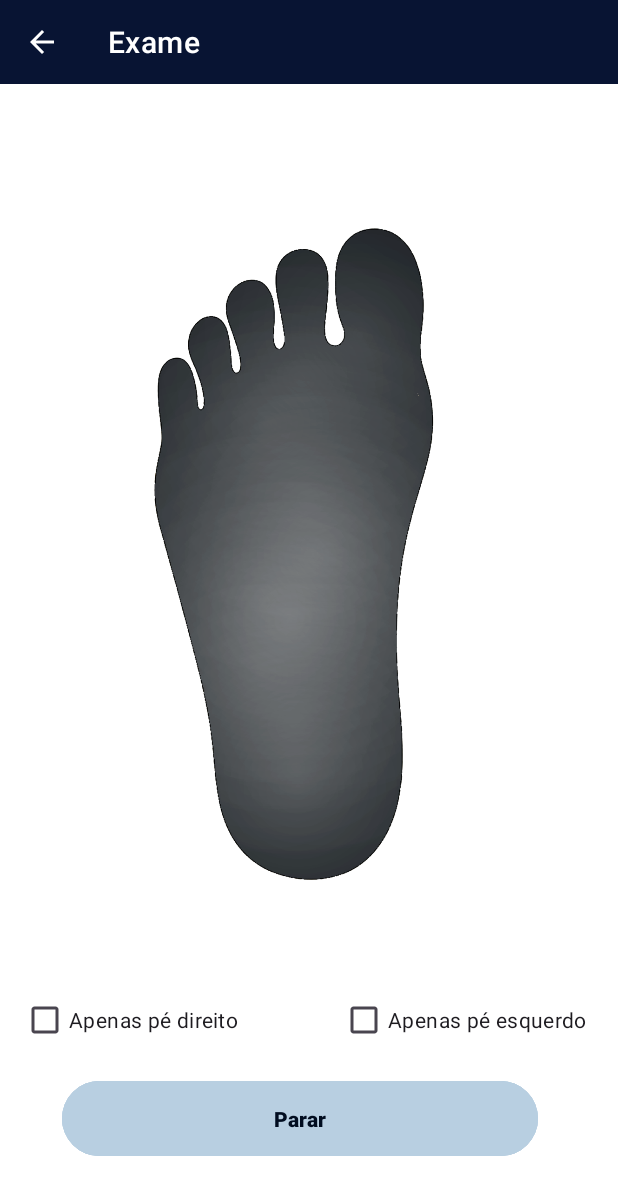
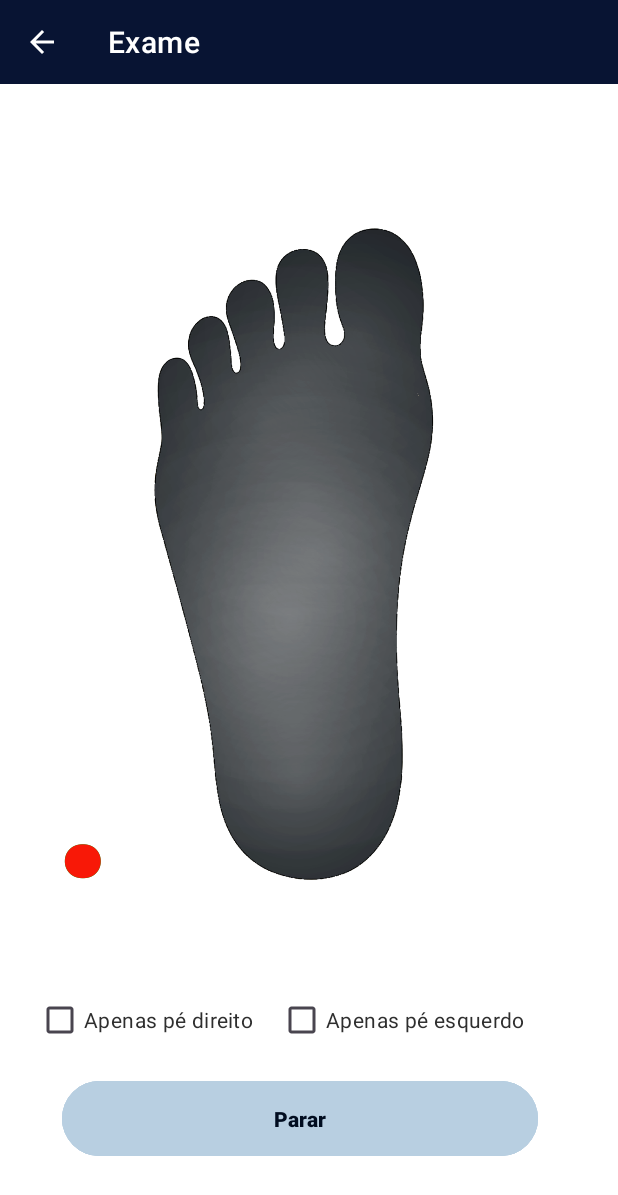
Before and after one commit to TheDarkTD/MOVE_APP, an Android app: the HomeActivity screen opened directly, with no data from a screen before it, on a phone screen of 412 x 824 dp. Shown: the top 1195 px of the screen. Run offline under Robolectric (Android 15) with nearby library versions, the phone set to English and light mode, and no system bars; our stand-ins replace Firebase (no records; nobody signed in at launch, a user with empty details on screens opened directly); 6 statements that could not run were skipped.

Commit message:
14/10/2025

```diff
--- a/app/src/main/java/com/example/myapplication2/Home/HomeActivity.java
+++ b/app/src/main/java/com/example/myapplication2/Home/HomeActivity.java
@@ -1,6 +1,7 @@
 package com.example.myapplication2.Home;
 
 import android.Manifest;
+import android.annotation.SuppressLint;
 import android.content.Intent;
 import android.content.SharedPreferences;
 import android.os.Bundle;
@@ -12,6 +13,7 @@ import android.widget.Button;
 import android.widget.CheckBox;
 import android.widget.FrameLayout;
 import android.widget.ImageView;
+import android.widget.TextView;
 
 import androidx.annotation.RequiresPermission;
 import androidx.appcompat.app.AppCompatActivity;
@@ -40,7 +42,7 @@ public class HomeActivity extends AppCompatActivity {
     private static final String TAG = HomeActivity.class.getSimpleName();
 
     // ====== Extras do exame ======
-    public static final String EXTRA_CPF  = "extra_cpf";
+    public static final String EXTRA_CPF = "extra_cpf";
     public static final String EXTRA_MODE = "extra_mode"; // "movimento" | "estatico"
 
     private String cpf;
@@ -48,7 +50,7 @@ public class HomeActivity extends AppCompatActivity {
     private String sessionId;
     private boolean running = false;
     private final Handler autoStopHandler = new Handler(Looper.getMainLooper());
-
+    private final Handler autoStartHandler = new Handler(Looper.getMainLooper());
     // ====== Preferências / seleção de pés ======
     private SharedPreferences sharedPreferences;
     private String followInRight, followInLeft;
@@ -73,7 +75,7 @@ public class HomeActivity extends AppCompatActivity {
     // ====== Regiões dos heatmaps ======
     private final List<HeatMapViewL.SensorRegionL> sensoresL = new ArrayList<>();
     private final List<HeatMapViewR.SensorRegionR> sensoresR = new ArrayList<>();
-
+    private TextView sttconectR1, sttconectR2, sttconectL1, sttconectL2;
     // ====== Conectores BLE ======
     private ConectInsole conectar;   // direito
     private ConectInsole2 conectar2; // esquerdo
@@ -96,7 +98,7 @@ public class HomeActivity extends AppCompatActivity {
         });
 
         // Recebe CPF e MODO do exame
-        cpf  = getIntent().getStringExtra(EXTRA_CPF);
+        cpf = getIntent().getStringExtra(EXTRA_CPF);
         mode = getIntent().getStringExtra(EXTRA_MODE);
         if (cpf == null || mode == null) {
             // fallback seguro
@@ -109,7 +111,7 @@ public class HomeActivity extends AppCompatActivity {
         // Preferência de quais pés acompanhar
         sharedPreferences = getSharedPreferences("My_Appinsolesamount", MODE_PRIVATE);
         followInRight = sharedPreferences.getString("Sright", "default");
-        followInLeft  = sharedPreferences.getString("Sleft", "default");
+        followInLeft = sharedPreferences.getString("Sleft", "default");
 
         // Views
         heatmapViewL = findViewById(R.id.heatmapViewL);
@@ -118,10 +120,14 @@ public class HomeActivity extends AppCompatActivity {
         maskR = findViewById(R.id.imageView8);
         frameL = findViewById(R.id.frameL);
         frameR = findViewById(R.id.frameR);
-        onlyL=findViewById(R.id.onlyL);
-        onlyR=findViewById(R.id.onlyR);
-
-        PARAR   = findViewById(R.id.buttonParar);
+        onlyL = findViewById(R.id.onlyL);
+        onlyR = findViewById(R.id.onlyR);
+        //textview indica status de conexão
+        sttconectL1 = findViewById(R.id.conectL);
+        sttconectL2 = findViewById(R.id.desconectL);
+        sttconectR1 = findViewById(R.id.conectR);
+        sttconectR2 = findViewById(R.id.desconectR);
+        PARAR = findViewById(R.id.buttonParar);
         INICIAR = findViewById(R.id.buttonIniciar);
     }
 
@@ -131,14 +137,17 @@ public class HomeActivity extends AppCompatActivity {
         super.onStart();
         Log.d(TAG, "onStart: entered");
         PARAR.setVisibility(View.GONE);
+        conectar = new ConectInsole(this);
+        conectar2 = new ConectInsole2(this);
+        autoStartHandler.postDelayed(() -> {
 
+        }, 500);
         // Inicia serviços existentes
         startService(new Intent(this, AppForegroundService.class));
         startService(new Intent(this, DataCaptureService.class));
 
         // Instancia conectores (não envia 3A aqui — só ao clicar em Iniciar)
-        conectar  = new ConectInsole(this);
-        conectar2 = new ConectInsole2(this);
+
 
         onlyL.setOnCheckedChangeListener((buttonView, isChecked) -> {
             if (isChecked) {
@@ -226,13 +235,15 @@ public class HomeActivity extends AppCompatActivity {
                         conectar.flushToCloudNow();
                         conectar.enableBuffering(false);
                         conectar.createAndSendConfigData((byte) 0x3B, (byte) 1, S1_1, S2_1, S3_1, S4_1, S5_1, S6_1, S7_1, S8_1, S9_1);
-                    } catch (Exception ignore) {}
+                    } catch (Exception ignore) {
+                    }
 
                     try {
                         conectar2.flushToCloudNow();
                         conectar2.enableBuffering(false);
                         conectar2.createAndSendConfigData((byte) 0x3B, (byte) 1, S1_2, S2_2, S3_2, S4_2, S5_2, S6_2, S7_2, S8_2, S9_2);
-                    } catch (Exception ignore) {}
+                    } catch (Exception ignore) {
+                    }
                 }, 10_000);
             }
         });
@@ -244,13 +255,15 @@ public class HomeActivity extends AppCompatActivity {
                 conectar.flushToCloudNow();
                 conectar.enableBuffering(false);
                 conectar.createAndSendConfigData((byte) 0x3B, (byte) 0, S1_1, S2_1, S3_1, S4_1, S5_1, S6_1, S7_1, S8_1, S9_1);
-            } catch (Exception ignore) {}
+            } catch (Exception ignore) {
+            }
 
             try {
                 conectar2.flushToCloudNow();
                 conectar2.enableBuffering(false);
                 conectar2.createAndSendConfigData((byte) 0x3B, (byte) 0, S1_2, S2_2, S3_2, S4_2, S5_2, S6_2, S7_2, S8_2, S9_2);
-            } catch (Exception ignore) {}
+            } catch (Exception ignore) {
+            }
         });
     }
 
@@ -312,7 +325,7 @@ public class HomeActivity extends AppCompatActivity {
         }
 
         Log.d(TAG, "loadColorsL: called");
-        SharedPreferences prefs = getSharedPreferences("My_Appinsolereadings2", MODE_PRIVATE);
+        SharedPreferences prefs = getSharedPreferences("My_Appinsolereadings", MODE_PRIVATE);
         short[][] sensorReadings = loadSensorReadings2(prefs);
         Log.d(TAG, "loadColorsL: sensorReadings=" + Arrays.deepToString(sensorReadings));
 
@@ -351,7 +364,7 @@ public class HomeActivity extends AppCompatActivity {
     // ====== Leitura das prefs (direito) ======
     private short[][] loadSensorReadings(SharedPreferences prefs) {
         Log.d(TAG, "loadSensorReadings: called");
-        String[] keys = {"S1_1","S2_1","S3_1","S4_1","S5_1","S6_1","S7_1","S8_1","S9_1"};
+        String[] keys = {"S1_1", "S2_1", "S3_1", "S4_1", "S5_1", "S6_1", "S7_1", "S8_1", "S9_1"};
         short[][] readings = new short[9][];
         for (int i = 0; i < 9; i++) {
             String data = prefs.getString(keys[i], "[]");
@@ -364,7 +377,7 @@ public class HomeActivity extends AppCompatActivity {
     // ====== Leitura das prefs (esquerdo) ======
     private short[][] loadSensorReadings2(SharedPreferences prefs) {
         Log.d(TAG, "loadSensorReadings2: called");
-        String[] keys = {"S1_2","S2_2","S3_2","S4_2","S5_2","S6_2","S7_2","S8_2","S9_2"};
+        String[] keys = {"S1_2", "S2_2", "S3_2", "S4_2", "S5_2", "S6_2", "S7_2", "S8_2", "S9_2"};
         short[][] readings = new short[9][];
         for (int i = 0; i < 9; i++) {
             String data = prefs.getString(keys[i], "[]");
@@ -391,7 +404,9 @@ public class HomeActivity extends AppCompatActivity {
         return result;
     }
 
-    public interface Listener { void onNewReading(); } // simples
+    public interface Listener {
+        void onNewReading();
+    } // simples
 
     // ====== NOVO: limpeza total de BLE e serviços ao sair da Home ======
     @RequiresPermission(Manifest.permission.BLUETOOTH_CONNECT)
@@ -399,32 +414,50 @@ public class HomeActivity extends AppCompatActivity {
         Log.i(TAG, "cleanupBleAndServices(): iniciando teardown BLE/handlers/serviços");
 
         // Cancela auto-stop pendente do modo estático
-        try { autoStopHandler.removeCallbacksAndMessages(null); } catch (Exception ignore) {}
+        try {
+            autoStopHandler.removeCallbacksAndMessages(null);
+        } catch (Exception ignore) {
+        }
 
         // Opcional: envie STOP (0x3B) rapidamente antes de desmontar (best-effort)
-        try { if (conectar != null)
-            conectar.createAndSendConfigData((byte) 0x3B, (byte) 0, S1_1, S2_1, S3_1, S4_1, S5_1, S6_1, S7_1, S8_1, S9_1);
-        } catch (Exception ignore) {}
-        try { if (conectar2 != null)
-            conectar2.createAndSendConfigData((byte) 0x3B, (byte) 0, S1_2, S2_2, S3_2, S4_2, S5_2, S6_2, S7_2, S8_2, S9_2);
-        } catch (Exception ignore) {}
+        try {
+            if (conectar != null)
+                conectar.createAndSendConfigData((byte) 0x3B, (byte) 0, S1_1, S2_1, S3_1, S4_1, S5_1, S6_1, S7_1, S8_1, S9_1);
+        } catch (Exception ignore) {
+        }
+        try {
+            if (conectar2 != null)
+                conectar2.createAndSendConfigData((byte) 0x3B, (byte) 0, S1_2, S2_2, S3_2, S4_2, S5_2, S6_2, S7_2, S8_2, S9_2);
+        } catch (Exception ignore) {
+        }
 
         // Desmonta BLE (usa o shutdown() que você adicionou nas classes)
-        try { if (conectar != null)  conectar.shutdown(); } catch (Exception ignore) {}
-        try { if (conectar2 != null) conectar2.shutdown(); } catch (Exception ignore) {}
-        conectar  = null;
+        try {
+            if (conectar != null) conectar.shutdown();
+        } catch (Exception ignore) {
+        }
+        try {
+            if (conectar2 != null) conectar2.shutdown();
+        } catch (Exception ignore) {
+        }
+        conectar = null;
         conectar2 = null;
 
         // Para serviços relacionados à captura (se a Home é quem comanda)
-        try { stopService(new Intent(this, DataCaptureService.class)); } catch (Exception ignore) {}
+        try {
+            stopService(new Intent(this, DataCaptureService.class));
+        } catch (Exception ignore) {
+        }
         // Se o AppForegroundService for específico da Home, pode parar também:
         // try { stopService(new Intent(this, AppForegroundService.class)); } catch (Exception ignore) {}
 
         // Zera referências de UI (ajuda GC; opcional)
         heatmapViewL = null;
         heatmapViewR = null;
-        frameL = null; frameR = null;
-        maskL = null; maskR = null;
+        frameL = null;
+        frameR = null;
+        maskL = null;
+        maskR = null;
 
         // Zera caches locais (opcional)
         lastLeituraL = null;
@@ -434,13 +467,15 @@ public class HomeActivity extends AppCompatActivity {
     }
 
     @RequiresPermission(Manifest.permission.BLUETOOTH_CONNECT)
-    @Override protected void onStop() {
+    @Override
+    protected void onStop() {
         super.onStop();
         cleanupBleAndServices();
     }
 
     @RequiresPermission(Manifest.permission.BLUETOOTH_CONNECT)
-    @Override protected void onDestroy() {
+    @Override
+    protected void onDestroy() {
         super.onDestroy();
         cleanupBleAndServices();
     }
--- a/app/src/main/res/layout/activity_home.xml
+++ b/app/src/main/res/layout/activity_home.xml
@@ -59,12 +59,7 @@
         android:layout_height="match_parent"
         android:orientation="vertical"
         app:layout_constraintGuide_percent="0.45"/>
-    <androidx.constraintlayout.widget.Guideline
-        android:id="@+id/guideline55"
-        android:layout_width="match_parent"
-        android:layout_height="match_parent"
-        android:orientation="vertical"
-        app:layout_constraintGuide_percent="0.55"/>
+
 
     <androidx.constraintlayout.widget.Guideline
         android:id="@+id/guideline90h"
@@ -137,6 +132,37 @@
                     android:layout_height="match_parent"
                     android:scaleType="fitXY"
                     android:src="@drawable/maskleft" />
+
+                <TextView
+                    android:id="@+id/conectL"
+                    android:layout_width="wrap_content"
+                    android:layout_height="wrap_content"
+                    android:text="."
+                    android:textColor="#08A20E"
+                    android:textStyle="bold"
+                    android:textSize="150dp"
+                    android:layout_marginStart="30dp"
+                    android:layout_marginTop="280dp"
+                    app:layout_constraintTop_toBottomOf="parent"
+                    app:layout_constraintBottom_toTopOf="parent"
+                    app:layout_constraintStart_toStartOf="parent"
+                    app:layout_constraintEnd_toEndOf="parent"/>
+                <TextView
+                    android:id="@+id/desconectL"
+                    android:layout_width="wrap_content"
+                    android:layout_height="wrap_content"
+                    android:text="."
+                    android:textSize="150dp"
+                    android:textColor="#F81807"
+                    android:textStyle="bold"
+                    android:layout_marginStart="30dp"
+                    android:layout_marginTop="280dp"
+                    app:layout_constraintTop_toBottomOf="parent"
+                    app:layout_constraintBottom_toTopOf="parent"
+                    app:layout_constraintStart_toStartOf="parent"
+                    app:layout_constraintEnd_toEndOf="parent"/>
+                />
+
             </FrameLayout>
 
             <!-- PÉ DIREITO -->
@@ -156,6 +182,35 @@
                     android:layout_height="match_parent"
                     android:scaleType="fitXY"
                     android:src="@drawable/maskright" />
+
+                <TextView
+                    android:id="@+id/conectR"
+                    android:layout_width="wrap_content"
+                    android:layout_height="wrap_content"
+                    android:text="."
+                    android:textColor="#08A20E"
+                    android:textStyle="bold"
+                    android:textSize="150dp"
+                    android:layout_marginStart="260dp"
+                    android:layout_marginTop="280dp"
+                    app:layout_constraintTop_toBottomOf="parent"
+                    app:layout_constraintBottom_toTopOf="parent"
+                    app:layout_constraintStart_toStartOf="parent"
+                    app:layout_constraintEnd_toEndOf="parent"/>
+                <TextView
+                    android:id="@+id/desconectR"
+                    android:layout_width="wrap_content"
+                    android:layout_height="wrap_content"
+                    android:text="."
+                    android:textColor="#F81807"
+                    android:textStyle="bold"
+                    android:textSize="150dp"
+                    android:layout_marginStart="260dp"
+                    android:layout_marginTop="280dp"
+                    app:layout_constraintTop_toBottomOf="parent"
+                    app:layout_constraintBottom_toTopOf="parent"
+                    app:layout_constraintStart_toStartOf="parent"
+                    app:layout_constraintEnd_toEndOf="parent"/>
             </FrameLayout>
 
         </LinearLayout>
@@ -196,8 +251,9 @@
         android:id="@+id/onlyR"
         android:layout_width="0dp"
         android:layout_height="0dp"
-        android:layout_marginStart="10dp"
+        android:layout_marginStart="20dp"
         android:text="Apenas pé direito"
+        android:textColor="#2E2E2E"
         tools:layout_editor_absoluteX="12dp"
         tools:layout_editor_absoluteY="616dp"
         app:layout_constraintTop_toBottomOf="@id/guideline9h"
@@ -211,11 +267,12 @@
         android:layout_height="0dp"
         android:layout_marginEnd="10dp"
         android:text="Apenas pé esquerdo"
+        android:textColor="#2E2E2E"
         tools:layout_editor_absoluteX="12dp"
         tools:layout_editor_absoluteY="616dp"
         app:layout_constraintTop_toBottomOf="@id/guideline9h"
         app:layout_constraintBottom_toTopOf="@id/guideline95h"
-        app:layout_constraintStart_toStartOf="@id/guideline55"
+        app:layout_constraintStart_toStartOf="@id/guideline45"
         app:layout_constraintEnd_toEndOf="@id/guideline9"/>
 
 </androidx.constraintlayout.widget.ConstraintLayout>
```
Also changed, not shown: app/src/main/java/com/example/myapplication2/ConectInsole2.java (+107 -99 lines), app/src/main/java/com/example/myapplication2/patient/PatientHubActivity.java (+11 -4 lines), app/src/main/res/layout/activity_exam_mode.xml (+26 -5 lines). Lines whose indentation alone changed are shown as unchanged.
